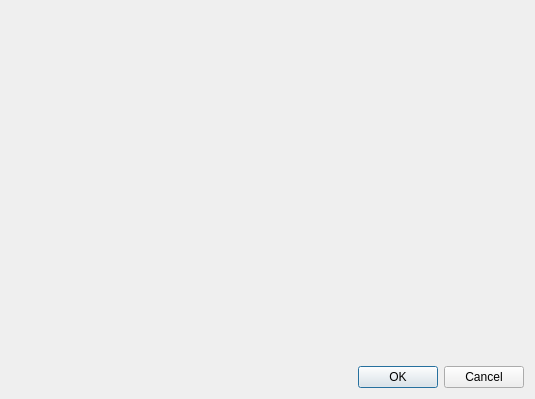
ezEngine/ezEngine, file Code/Editor/EditorFramework/Dialogs/CppProjectDlg.ui: the form before one commit.
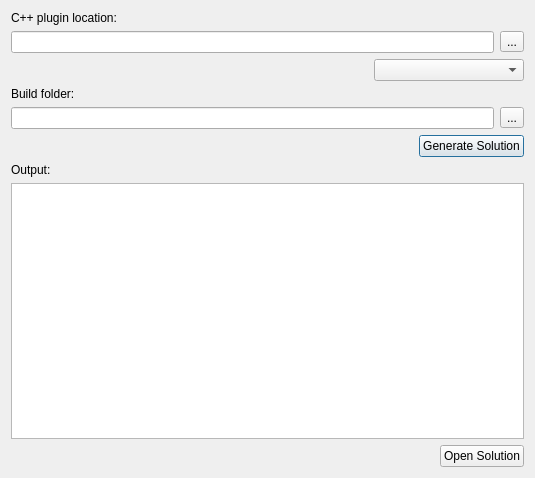
The form after the commit. Icons and pictures are not drawn.

```diff
--- a/Code/Editor/EditorFramework/Dialogs/CppProjectDlg.ui
+++ b/Code/Editor/EditorFramework/Dialogs/CppProjectDlg.ui
@@ -7,7 +7,7 @@
     <x>0</x>
     <y>0</y>
     <width>535</width>
-    <height>399</height>
+    <height>478</height>
    </rect>
   </property>
   <property name="windowTitle">
@@ -15,17 +15,89 @@
   </property>
   <layout class="QVBoxLayout" name="verticalLayout">
    <item>
-    <spacer name="verticalSpacer">
-     <property name="orientation">
-      <enum>Qt::Vertical</enum>
+    <widget class="QLabel" name="label">
+     <property name="text">
+      <string>C++ plugin location:</string>
      </property>
-     <property name="sizeHint" stdset="0">
-      <size>
-       <width>20</width>
-       <height>40</height>
-      </size>
+    </widget>
+   </item>
+   <item>
+    <layout class="QHBoxLayout" name="horizontalLayout_3">
+     <item>
+      <widget class="QLineEdit" name="PluginLocation">
+       <property name="readOnly">
+        <bool>true</bool>
+       </property>
+      </widget>
+     </item>
+     <item>
+      <widget class="QToolButton" name="OpenPluginLocation">
+       <property name="text">
+        <string>...</string>
+       </property>
+       <property name="icon">
+        <iconset resource="../../../Tools/Libs/GuiFoundation/QtResources/resources.qrc">
+         <normaloff>:/GuiFoundation/Icons/OpenFolder16.png</normaloff>:/GuiFoundation/Icons/OpenFolder16.png</iconset>
+       </property>
+      </widget>
+     </item>
+    </layout>
+   </item>
+   <item>
+    <layout class="QHBoxLayout" name="horizontalLayout_2">
+     <item>
+      <spacer name="horizontalSpacer_2">
+       <property name="orientation">
+        <enum>Qt::Horizontal</enum>
+       </property>
+       <property name="sizeHint" stdset="0">
+        <size>
+         <width>40</width>
+         <height>20</height>
+        </size>
+       </property>
+      </spacer>
+     </item>
+     <item>
+      <widget class="QComboBox" name="Generator">
+       <property name="minimumSize">
+        <size>
+         <width>150</width>
+         <height>0</height>
+        </size>
+       </property>
+      </widget>
+     </item>
+    </layout>
+   </item>
+   <item>
+    <widget class="QLabel" name="label_2">
+     <property name="text">
+      <string>Build folder:</string>
      </property>
-    </spacer>
+    </widget>
+   </item>
+   <item>
+    <layout class="QHBoxLayout" name="horizontalLayout_4">
+     <item>
+      <widget class="QLineEdit" name="BuildFolder">
+       <property name="readOnly">
+        <bool>true</bool>
+       </property>
+      </widget>
+     </item>
+     <item>
+      <widget class="QToolButton" name="OpenBuildFolder">
+       <property name="text">
+        <string>...</string>
+       </property>
+       <property name="icon">
+        <iconset resource="../../../Tools/Libs/GuiFoundation/QtResources/resources.qrc">
+         <normaloff>:/GuiFoundation/Icons/OpenFolder16.png</normaloff>:/GuiFoundation/Icons/OpenFolder16.png</iconset>
+       </property>
+      </widget>
+     </item>
+    </layout>
    </item>
    <item>
     <layout class="QHBoxLayout" name="horizontalLayout">
@@ -43,9 +115,47 @@
       </spacer>
      </item>
      <item>
-      <widget class="QDialogButtonBox" name="Result">
-       <property name="standardButtons">
-        <set>QDialogButtonBox::Cancel|QDialogButtonBox::Ok</set>
+      <widget class="QPushButton" name="GenerateSolution">
+       <property name="text">
+        <string>Generate Solution</string>
+       </property>
+      </widget>
+     </item>
+    </layout>
+   </item>
+   <item>
+    <widget class="QLabel" name="label_3">
+     <property name="text">
+      <string>Output:</string>
+     </property>
+    </widget>
+   </item>
+   <item>
+    <widget class="QTextEdit" name="OutputLog">
+     <property name="readOnly">
+      <bool>true</bool>
+     </property>
+    </widget>
+   </item>
+   <item>
+    <layout class="QHBoxLayout" name="horizontalLayout_5">
+     <item>
+      <spacer name="horizontalSpacer_4">
+       <property name="orientation">
+        <enum>Qt::Horizontal</enum>
+       </property>
+       <property name="sizeHint" stdset="0">
+        <size>
+         <width>40</width>
+         <height>20</height>
+        </size>
+       </property>
+      </spacer>
+     </item>
+     <item>
+      <widget class="QPushButton" name="OpenSolution">
+       <property name="text">
+        <string>Open Solution</string>
        </property>
       </widget>
      </item>
```
Left out of the diff: 6 changed lines with no effect on the pictures.
